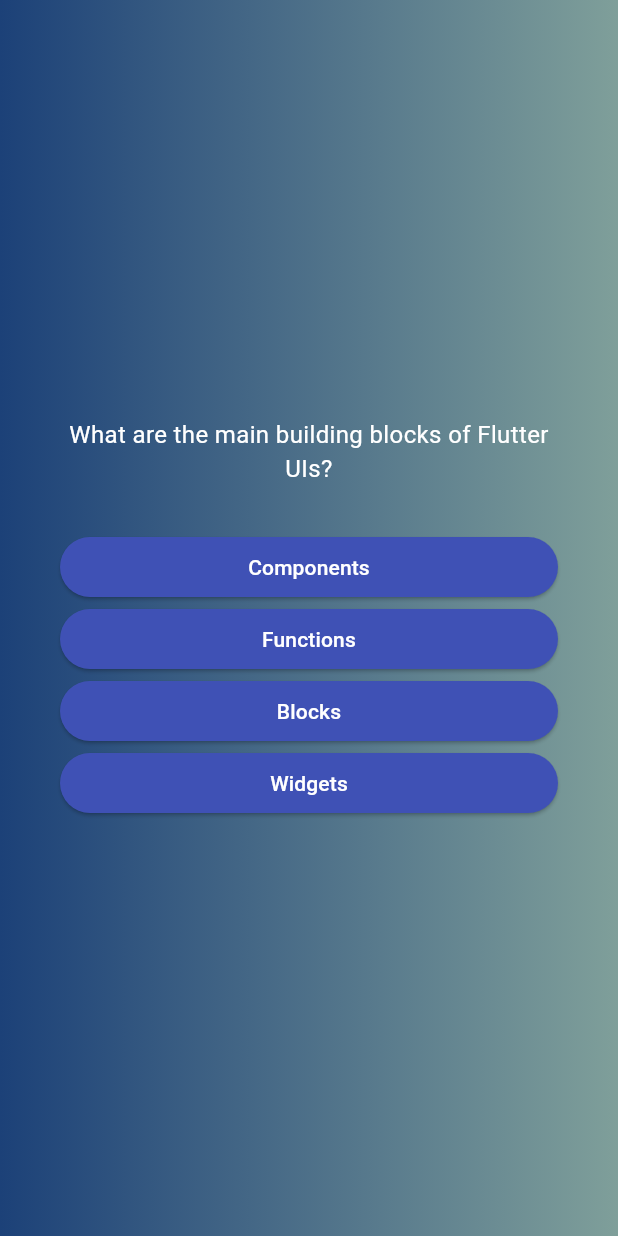
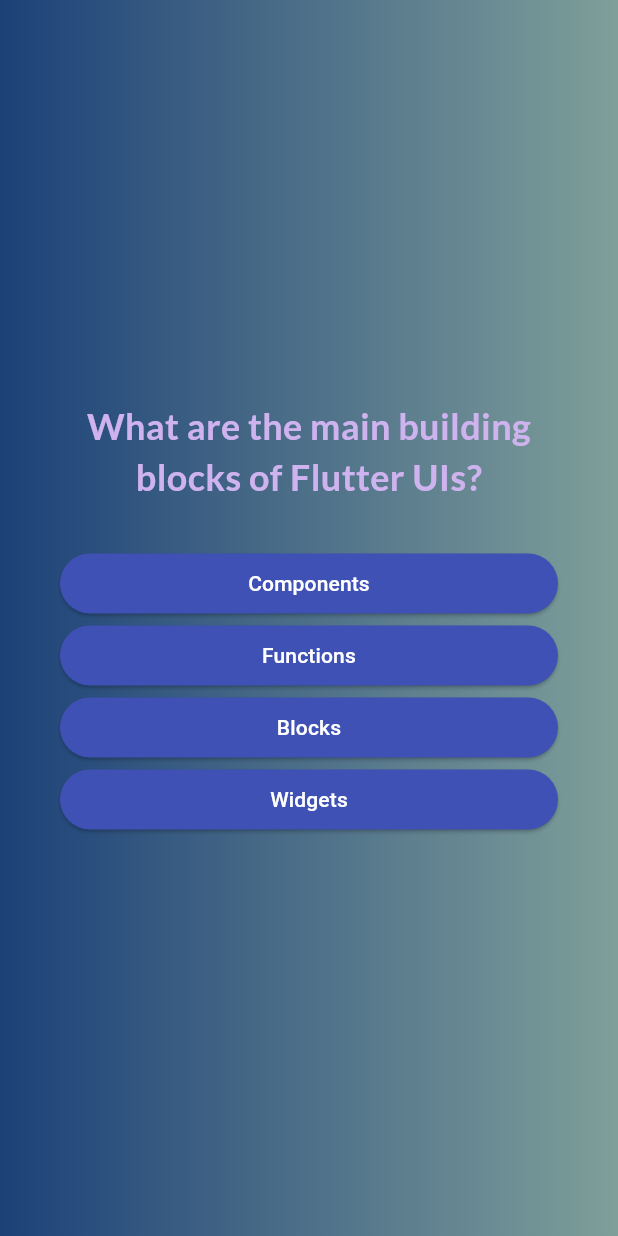
Before and after one commit to Chaabijose/QuizzApp, a Flutter app: the screen it shows after launch, after a tap on "Start Quiz", on a phone screen of 412 x 824 dp. Run offline on Flutter 3.47's test engine with Material 3 defaults, Android fonts, the phone set to English and light mode, and no system bars; our stand-ins replace google_fonts.

Commit message:
enhance little bit design again

```diff
--- a/lib/screens/home/home_screen.dart
+++ b/lib/screens/home/home_screen.dart
@@ -1,4 +1,5 @@
 import 'package:flutter/material.dart';
+import 'package:google_fonts/google_fonts.dart';
 
 class HomeScreen extends StatelessWidget {
   const HomeScreen(this.startQuiz,{super.key});
@@ -18,10 +19,10 @@ class HomeScreen extends StatelessWidget {
           SizedBox(height: 50),
           Text(
             'Learn flutter the fun way !',
-            style: TextStyle(
+            style: GoogleFonts.lato(
               fontSize: 24,
-              color: Colors.white,
-              fontStyle: FontStyle.italic,
+              color: Color.fromARGB(255, 207, 179, 239),
+              fontWeight: FontWeight.bold
             ),
           ),
           SizedBox(height: 20),
@@ -30,7 +31,7 @@ class HomeScreen extends StatelessWidget {
               startQuiz();
             },
             style: OutlinedButton.styleFrom(
-              foregroundColor: Colors.white,
+              foregroundColor: Color.fromARGB(255, 207, 179, 239),
             ),
             icon: Icon(Icons.arrow_right_alt),
             label: Text('Start Quiz'),
--- a/lib/screens/questions/questions_screen.dart
+++ b/lib/screens/questions/questions_screen.dart
@@ -1,4 +1,5 @@
 import 'package:flutter/material.dart';
+import 'package:google_fonts/google_fonts.dart';
 import 'package:quizz_app/data/questions.dart';
 import 'package:quizz_app/widgets/answer_button.dart';
 
@@ -31,10 +32,11 @@ class _QuestionsState extends State<QuestionsScreen> {
           mainAxisAlignment: MainAxisAlignment.center,
           crossAxisAlignment: CrossAxisAlignment.stretch,
           children: [
-            Text(currentQuestion.text, style: TextStyle(
-              color: Colors.white,
-              fontSize: 16,
-              ),
+            Text(currentQuestion.text, style: GoogleFonts.lato(
+              color: Color.fromARGB(255, 207, 179, 239),
+              fontSize: 24,
+              fontWeight: FontWeight.bold,
+            ) ,
               textAlign: TextAlign.center,
             ),
             SizedBox(height: 30),
--- a/pubspec.yaml
+++ b/pubspec.yaml
@@ -35,6 +35,7 @@ dependencies:
   # Use with the CupertinoIcons class for iOS style icons.
   cupertino_icons: ^1.0.8
   flutter_screenutil: ^5.9.3
+  google_fonts: ^6.3.2
 
 dev_dependencies:
   flutter_test:
```
Also changed, not shown: pubspec.lock.
